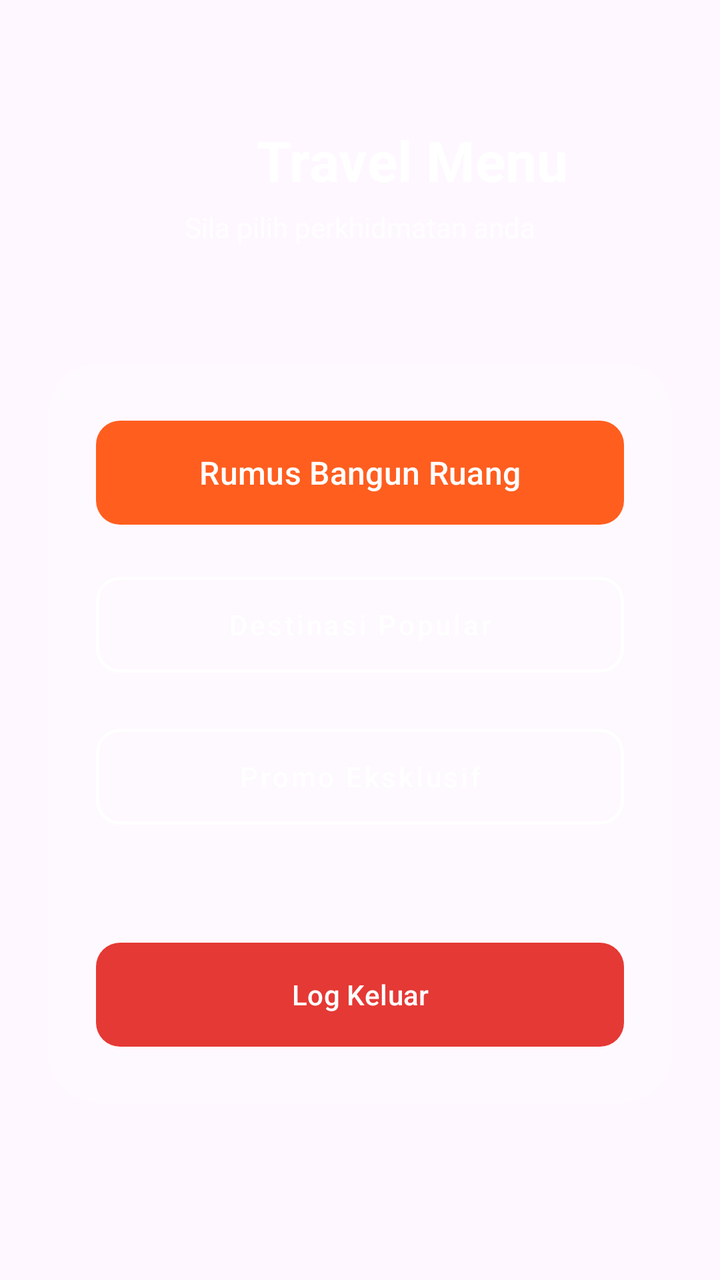
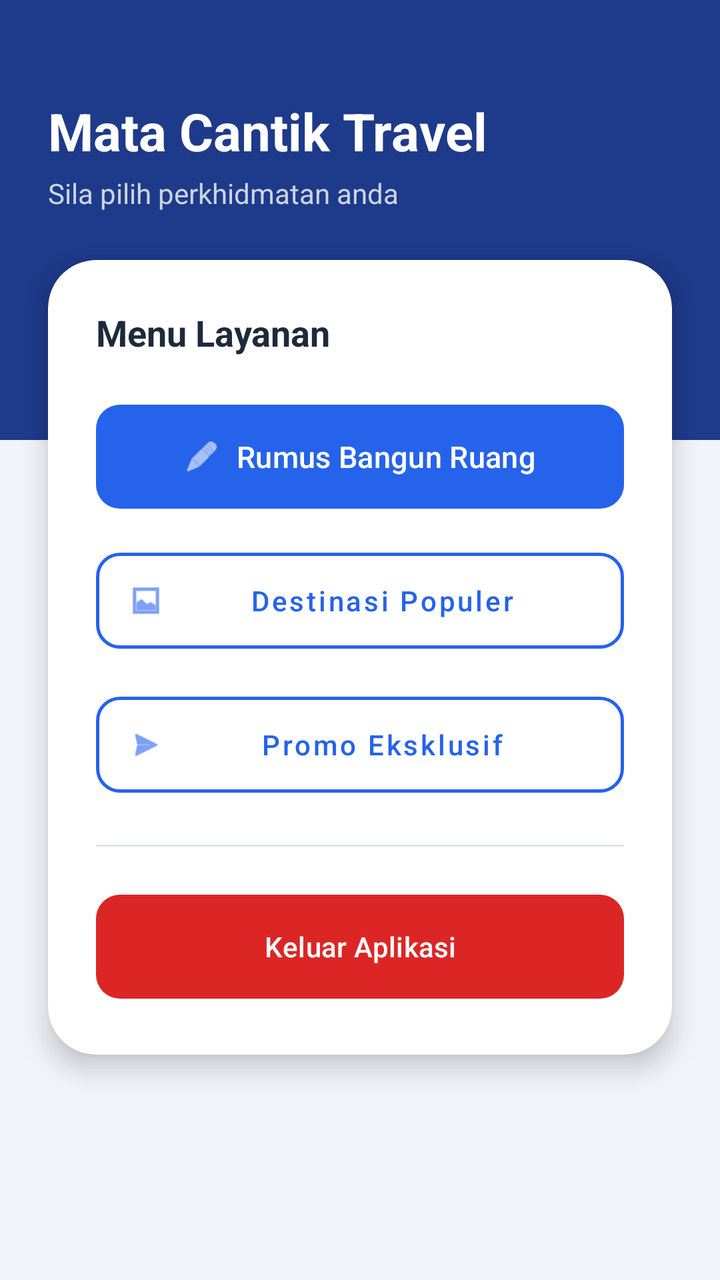

Two renders of the same Android screen: before a commit and after it. Below are the layout's source before the change and the commit's diff.
<!-- AndroidManifest.xml: application theme Theme.ProjectMobile -->
<!-- res/layout/activity_dashboard.xml -->
<?xml version="1.0" encoding="utf-8"?>
<androidx.constraintlayout.widget.ConstraintLayout
    xmlns:android="http://schemas.android.com/apk/res/android"
    xmlns:app="http://schemas.android.com/apk/res-auto"
    xmlns:tools="http://schemas.android.com/tools"
    android:id="@+id/main"
    android:layout_width="match_parent"
    android:layout_height="match_parent"
    tools:context=".Pertemuan4.DashboardActivity">

    <View
        android:layout_width="150dp"
        android:layout_height="150dp"
        android:layout_marginBottom="-75dp"
        android:layout_marginStart="-30dp"
        app:layout_constraintBottom_toBottomOf="parent"
        app:layout_constraintStart_toStartOf="parent" />

    <LinearLayout
        android:id="@+id/layoutHeader"
        android:layout_width="wrap_content"
        android:layout_height="wrap_content"
        android:layout_marginTop="60dp"
        android:gravity="center"
        android:orientation="horizontal"
        app:layout_constraintEnd_toEndOf="parent"
        app:layout_constraintStart_toStartOf="parent"
        app:layout_constraintTop_toTopOf="parent">

        <ImageView
            android:layout_width="40dp"
            android:layout_height="40dp"
            android:layout_marginEnd="12dp"
            app:tint="#FFFFFF" />

        <TextView
            android:layout_width="wrap_content"
            android:layout_height="wrap_content"
            android:text="Travel Menu"
            android:textColor="#FFFFFF"
            android:textSize="28sp"
            android:textStyle="bold" />
    </LinearLayout>

    <TextView
        android:id="@+id/tvSubtitle"
        android:layout_width="wrap_content"
        android:layout_height="wrap_content"
        android:layout_marginTop="4dp"
        android:text="Sila pilih perkhidmatan anda"
        android:textColor="#CCFFFFFF"
        app:layout_constraintEnd_toEndOf="parent"
        app:layout_constraintStart_toStartOf="parent"
        app:layout_constraintTop_toBottomOf="@id/layoutHeader" />

    <androidx.cardview.widget.CardView
        android:layout_width="match_parent"
        android:layout_height="wrap_content"
        android:layout_marginHorizontal="24dp"
        app:cardBackgroundColor="#26FFFFFF"
        app:cardCornerRadius="24dp"
        app:cardElevation="0dp"
        app:layout_constraintBottom_toBottomOf="parent"
        app:layout_constraintTop_toBottomOf="@id/tvSubtitle"
        app:layout_constraintVertical_bias="0.4">

        <LinearLayout
            android:layout_width="match_parent"
            android:layout_height="wrap_content"
            android:orientation="vertical"
            android:padding="24dp">

            <com.google.android.material.button.MaterialButton
                android:id="@+id/btnRumus"
                android:layout_width="match_parent"
                android:layout_height="60dp"
                android:layout_marginBottom="16dp"
                android:text="Rumus Bangun Ruang"
                android:textAllCaps="false"
                android:textColor="#FFFFFF"
                android:textSize="16sp"
                app:backgroundTint="#FF5E1F"
                app:cornerRadius="12dp" />

            <com.google.android.material.button.MaterialButton
                android:id="@+id/btnCustom1"
                style="@style/Widget.MaterialComponents.Button.OutlinedButton"
                android:layout_width="match_parent"
                android:layout_height="60dp"
                android:layout_marginBottom="16dp"
                android:text="Destinasi Popular"
                android:textAllCaps="false"
                android:textColor="#FFFFFF"
                app:cornerRadius="12dp"
                app:strokeColor="#FFFFFF"
                app:strokeWidth="1.5dp" />

            <com.google.android.material.button.MaterialButton
                android:id="@+id/btnCustom2"
                style="@style/Widget.MaterialComponents.Button.OutlinedButton"
                android:layout_width="match_parent"
                android:layout_height="60dp"
                android:layout_marginBottom="24dp"
                android:text="Promo Eksklusif"
                android:textAllCaps="false"
                android:textColor="#FFFFFF"
                app:cornerRadius="12dp"
                app:strokeColor="#FFFFFF"
                app:strokeWidth="1.5dp" />

            <View
                android:layout_width="match_parent"
                android:layout_height="1dp"
                android:layout_marginBottom="24dp"
                android:background="#40FFFFFF" />

            <com.google.android.material.button.MaterialButton
                android:id="@+id/btnLogout"
                android:layout_width="match_parent"
                android:layout_height="60dp"
                android:text="Log Keluar"
                android:textAllCaps="false"
                android:textColor="#FFFFFF"
                app:backgroundTint="#E53935"
                app:cornerRadius="12dp"
                app:iconGravity="textStart" />

        </LinearLayout>
    </androidx.cardview.widget.CardView>

</androidx.constraintlayout.widget.ConstraintLayout>
<!-- resources referenced by this layout -->
<resources>
  <style name="Theme.ProjectMobile" parent="Base.Theme.ProjectMobile" />
  <style name="Base.Theme.ProjectMobile" parent="Theme.Material3.DayNight.NoActionBar">
          
          
      </style>
</resources>

<!-- the commit's change to res/layout/activity_dashboard.xml (unified diff, before → after) -->
@@ -2,67 +2,56 @@
 <androidx.constraintlayout.widget.ConstraintLayout
     xmlns:android="http://schemas.android.com/apk/res/android"
     xmlns:app="http://schemas.android.com/apk/res-auto"
-    xmlns:tools="http://schemas.android.com/tools"
     android:id="@+id/main"
     android:layout_width="match_parent"
     android:layout_height="match_parent"
-    tools:context=".Pertemuan4.DashboardActivity">
+    android:background="#F1F5F9">
 
+    
     <View
-        android:layout_width="150dp"
-        android:layout_height="150dp"
-        android:layout_marginBottom="-75dp"
-        android:layout_marginStart="-30dp"
-        app:layout_constraintBottom_toBottomOf="parent"
-        app:layout_constraintStart_toStartOf="parent" />
+        android:id="@+id/headerBackground"
+        android:layout_width="match_parent"
+        android:layout_height="220dp"
+        android:background="#1E3A8A"
+        app:layout_constraintTop_toTopOf="parent"
+        app:layout_constraintStart_toStartOf="parent"
+        app:layout_constraintEnd_toEndOf="parent" />
 
-    <LinearLayout
-        android:id="@+id/layoutHeader"
+    
+    <TextView
+        android:id="@+id/tvJudulHeader"
         android:layout_width="wrap_content"
         android:layout_height="wrap_content"
-        android:layout_marginTop="60dp"
-        android:gravity="center"
-        android:orientation="horizontal"
-        app:layout_constraintEnd_toEndOf="parent"
+        android:layout_marginStart="24dp"
+        android:layout_marginTop="48dp"
+        android:text="Mata Cantik Travel"
+        android:textColor="#FFFFFF"
+        android:textSize="26sp"
+        android:textStyle="bold"
         app:layout_constraintStart_toStartOf="parent"
-        app:layout_constraintTop_toTopOf="parent">
-
-        <ImageView
-            android:layout_width="40dp"
-            android:layout_height="40dp"
-            android:layout_marginEnd="12dp"
-            app:tint="#FFFFFF" />
-
-        <TextView
-            android:layout_width="wrap_content"
-            android:layout_height="wrap_content"
-            android:text="Travel Menu"
-            android:textColor="#FFFFFF"
-            android:textSize="28sp"
-            android:textStyle="bold" />
-    </LinearLayout>
+        app:layout_constraintTop_toTopOf="parent" />
 
     <TextView
-        android:id="@+id/tvSubtitle"
+        android:id="@+id/tvSubHeader"
         android:layout_width="wrap_content"
         android:layout_height="wrap_content"
         android:layout_marginTop="4dp"
         android:text="Sila pilih perkhidmatan anda"
-        android:textColor="#CCFFFFFF"
-        app:layout_constraintEnd_toEndOf="parent"
-        app:layout_constraintStart_toStartOf="parent"
-        app:layout_constraintTop_toBottomOf="@id/layoutHeader" />
+        android:textColor="#CBD5E1"
+        android:textSize="14sp"
+        app:layout_constraintStart_toStartOf="@id/tvJudulHeader"
+        app:layout_constraintTop_toBottomOf="@id/tvJudulHeader" />
 
+    
     <androidx.cardview.widget.CardView
         android:layout_width="match_parent"
         android:layout_height="wrap_content"
         android:layout_marginHorizontal="24dp"
-        app:cardBackgroundColor="#26FFFFFF"
+        android:layout_marginTop="24dp"
+        app:cardBackgroundColor="#FFFFFF"
         app:cardCornerRadius="24dp"
-        app:cardElevation="0dp"
-        app:layout_constraintBottom_toBottomOf="parent"
-        app:layout_constraintTop_toBottomOf="@id/tvSubtitle"
-        app:layout_constraintVertical_bias="0.4">
+        app:cardElevation="8dp"
+        app:layout_constraintTop_toBottomOf="@id/tvSubHeader">
 
         <LinearLayout
             android:layout_width="match_parent"
@@ -70,60 +59,78 @@
             android:orientation="vertical"
             android:padding="24dp">
 
+            <TextView
+                android:layout_width="wrap_content"
+                android:layout_height="wrap_content"
+                android:text="Menu Layanan"
+                android:textColor="#1E293B"
+                android:textSize="18sp"
+                android:textStyle="bold"
+                android:layout_marginBottom="20dp"/>
+
+            
             <com.google.android.material.button.MaterialButton
                 android:id="@+id/btnRumus"
                 android:layout_width="match_parent"
                 android:layout_height="60dp"
-                android:layout_marginBottom="16dp"
+                android:layout_marginBottom="12dp"
                 android:text="Rumus Bangun Ruang"
                 android:textAllCaps="false"
                 android:textColor="#FFFFFF"
-                android:textSize="16sp"
-                app:backgroundTint="#FF5E1F"
-                app:cornerRadius="12dp" />
+                android:textSize="15sp"
+                app:backgroundTint="#2563EB"
+                app:cornerRadius="12dp"
+                app:icon="@android:drawable/ic_menu_edit"
+                app:iconGravity="textStart" />
 
+            
             <com.google.android.material.button.MaterialButton
                 android:id="@+id/btnCustom1"
                 style="@style/Widget.MaterialComponents.Button.OutlinedButton"
                 android:layout_width="match_parent"
                 android:layout_height="60dp"
-                android:layout_marginBottom="16dp"
-                android:text="Destinasi Popular"
+                android:layout_marginBottom="12dp"
+                android:text="Destinasi Populer"
                 android:textAllCaps="false"
-                android:textColor="#FFFFFF"
+                android:textColor="#2563EB"
                 app:cornerRadius="12dp"
-                app:strokeColor="#FFFFFF"
-                app:strokeWidth="1.5dp" />
+                app:strokeColor="#2563EB"
+                app:strokeWidth="1.5dp"
+                app:icon="@android:drawable/ic_menu_gallery"
+                app:iconTint="#2563EB" />
 
+            
             <com.google.android.material.button.MaterialButton
                 android:id="@+id/btnCustom2"
                 style="@style/Widget.MaterialComponents.Button.OutlinedButton"
                 android:layout_width="match_parent"
                 android:layout_height="60dp"
-                android:layout_marginBottom="24dp"
+                android:layout_marginBottom="20dp"
                 android:text="Promo Eksklusif"
                 android:textAllCaps="false"
-                android:textColor="#FFFFFF"
+                android:textColor="#2563EB"
                 app:cornerRadius="12dp"
-                app:strokeColor="#FFFFFF"
-                app:strokeWidth="1.5dp" />
+                app:strokeColor="#2563EB"
+                app:strokeWidth="1.5dp"
+                app:icon="@android:drawable/ic_menu_send"
+                app:iconTint="#2563EB" />
 
             <View
                 android:layout_width="match_parent"
                 android:layout_height="1dp"
-                android:layout_marginBottom="24dp"
-                android:background="#40FFFFFF" />
+                android:layout_marginBottom="20dp"
+                android:background="#E2E8F0" />
 
+            
             <com.google.android.material.button.MaterialButton
                 android:id="@+id/btnLogout"
                 android:layout_width="match_parent"
                 android:layout_height="60dp"
-                android:text="Log Keluar"
+                android:text="Keluar Aplikasi"
                 android:textAllCaps="false"
                 android:textColor="#FFFFFF"
-                app:backgroundTint="#E53935"
-                app:cornerRadius="12dp"
-                app:iconGravity="textStart" />
+                app:backgroundTint="#DC2626"
+                app:cornerRadius="12dp" />
 
         </LinearLayout>
     </androidx.cardview.widget.CardView>
